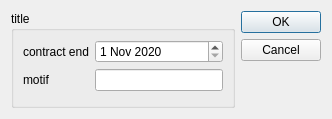
Above: sources/views/deleteING_IA.ui from thrichert/softy before the change. Below: the same form after it.
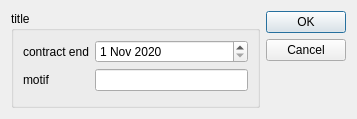
That is the form after the change.

What changed in the file:
```diff
--- a/sources/views/deleteING_IA.ui
+++ b/sources/views/deleteING_IA.ui
@@ -6,7 +6,7 @@
    <rect>
     <x>0</x>
     <y>0</y>
-    <width>332</width>
+    <width>357</width>
     <height>119</height>
    </rect>
   </property>
```
